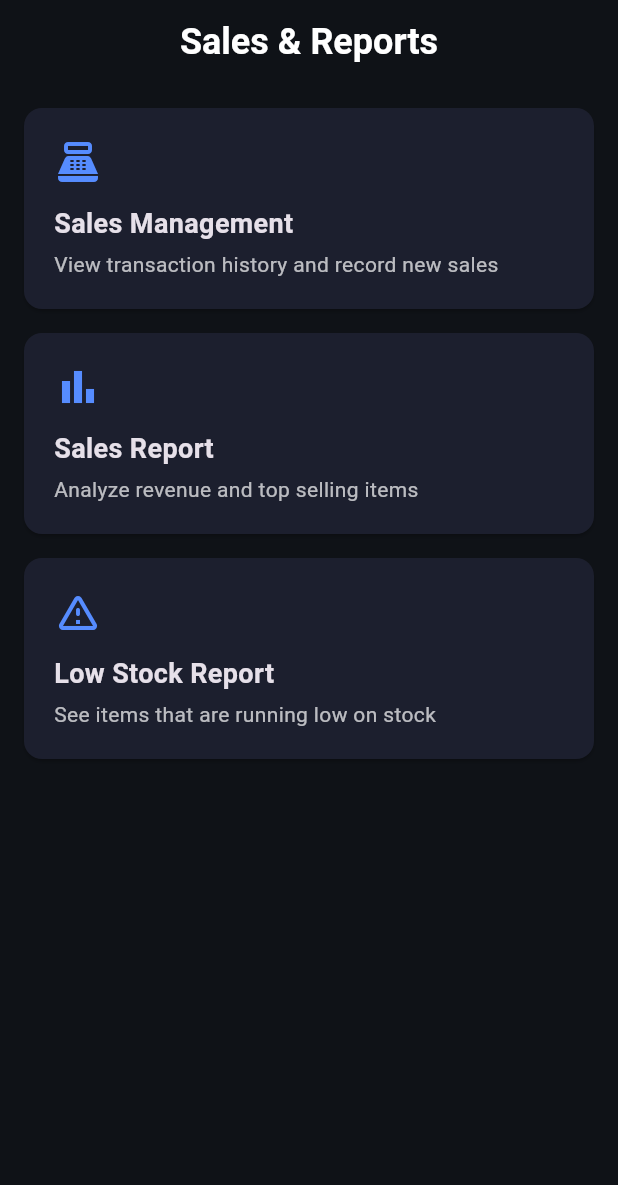
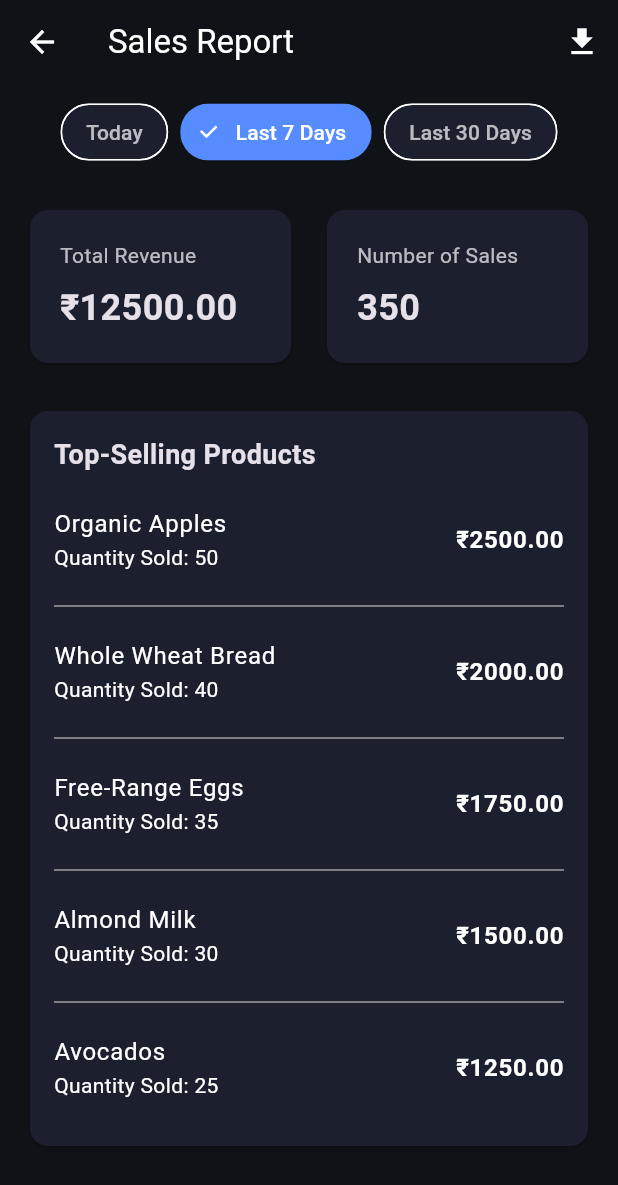
Before and after one commit to RvShivam/invento, a Flutter app: the ReportsHubScreen screen opened directly, after a tap on "Sales Report", on a phone screen of 412 x 824 dp. Shown: the top 1185 px of the screen. Run offline on Flutter 3.47's test engine with Material 3 defaults, Android fonts, the phone set to English and light mode, and no system bars; our stand-ins replace csv, fl_chart; missing offline and left inert: file_saver.

Commit message:
Sales Report

```diff
--- /dev/null
+++ b/lib/models/sales_report_data.dart
@@ -0,0 +1,27 @@
+// lib/models/sales_report_data.dart
+
+// UPDATE this model to include revenue per product
+class TopSellingProduct {
+  final String name;
+  final int quantitySold;
+  final double totalRevenue;
+
+  TopSellingProduct({
+    required this.name,
+    required this.quantitySold,
+    required this.totalRevenue,
+  });
+}
+
+// UPDATE this model to use the new product model
+class SalesReportData {
+  final double totalRevenue;
+  final int numberOfSales;
+  final List<TopSellingProduct> topSellingProducts;
+
+  SalesReportData({
+    required this.totalRevenue,
+    required this.numberOfSales,
+    required this.topSellingProducts,
+  });
+}
--- a/lib/screens/dashboard_screen.dart
+++ b/lib/screens/dashboard_screen.dart
@@ -5,6 +5,7 @@ import '../models/dashboard_data.dart';
 import '../services/dashboard_service.dart';
 import 'add_item.dart';
 import 'sales_management_screen.dart';
+import 'sales_report_screen.dart';
 
 class DashboardScreen extends StatefulWidget {
   const DashboardScreen({super.key});
@@ -130,8 +131,10 @@ class _DashboardScreenState extends State<DashboardScreen> {
             Expanded(
               child: ElevatedButton(
                 onPressed: () {
-                  // TODO: Create and navigate to SalesReportScreen
-                  // Navigator.push(context, MaterialPageRoute(builder: (context) => const SalesReportScreen()));
+                  Navigator.push(
+                    context,
+                    MaterialPageRoute(builder: (context) => const SalesReportScreen()),
+                  );
                 },
                 child: const Text('Sales Report'),
               ),
--- a/lib/screens/report_hubs_screen.dart
+++ b/lib/screens/report_hubs_screen.dart
@@ -1,9 +1,7 @@
 // lib/screens/reports_hub_screen.dart
 import 'package:flutter/material.dart';
-
 import 'sales_management_screen.dart';
-// import 'sales_report_screen.dart';
-// import 'low_stock_report_screen.dart';
+import 'sales_report_screen.dart';
 
 class ReportsHubScreen extends StatelessWidget {
   const ReportsHubScreen({super.key});
@@ -40,7 +38,11 @@ class ReportsHubScreen extends StatelessWidget {
             title: 'Sales Report',
             subtitle: 'Analyze revenue and top selling items',
             onTap: () {
-              // TODO: Navigate to SalesReportScreen
+              Navigator.of(context).push(
+                MaterialPageRoute(
+                  builder: (context) => const SalesReportScreen(),
+                ),
+              );
             },
           ),
           _buildHubCard(
--- /dev/null
+++ b/lib/screens/sales_report_screen.dart
@@ -0,0 +1,212 @@
+import 'dart:typed_data';
+import 'package:file_saver/file_saver.dart';
+import 'package:flutter/material.dart';
+import 'package:invento_app/services/report_generation_service.dart';
+import '../models/sales_report_data.dart';
+import '../services/report_service.dart';
+
+// Enum to manage the selected date range
+enum DateRange { today, last7Days, last30Days }
+
+class SalesReportScreen extends StatefulWidget {
+  const SalesReportScreen({super.key});
+
+  @override
+  State<SalesReportScreen> createState() => _SalesReportScreenState();
+}
+
+class _SalesReportScreenState extends State<SalesReportScreen> {
+  late Future<SalesReportData> _reportFuture;
+  DateRange _selectedRange = DateRange.last7Days; // Default selection
+
+  @override
+  void initState() {
+    super.initState();
+    _reportFuture = ReportService().fetchSalesReport(range: _selectedRange);
+  }
+
+  void _onDateRangeSelected(DateRange range) {
+    setState(() {
+      _selectedRange = range;
+      _reportFuture = ReportService().fetchSalesReport(range: _selectedRange);
+    });
+  }
+
+  Future<void> _downloadReport(SalesReportData data) async {
+    final csvData = ReportGenerationService().generateSalesReportCsv(data);
+    final Uint8List bytes = Uint8List.fromList(csvData.codeUnits);
+    final timestamp = DateTime.now().toIso8601String().replaceAll(':', '-');
+
+    try {
+      String? path = await FileSaver.instance.saveFile(
+        name: 'sales-report-$timestamp',
+        bytes: bytes,
+        fileExtension: 'csv',
+        mimeType: MimeType.csv,
+      );
+
+      if (mounted) {
+        ScaffoldMessenger.of(context).showSnackBar(
+          SnackBar(content: Text('Report saved successfully to $path')),
+        );
+      }
+    } catch (e) {
+      if (mounted) {
+        ScaffoldMessenger.of(context).showSnackBar(
+          SnackBar(content: Text('Error downloading report: $e')),
+        );
+      }
+    }
+  }
+
+  @override
+  Widget build(BuildContext context) {
+    return Scaffold(
+      appBar: AppBar(
+        title: const Text('Sales Report'),
+        backgroundColor: Colors.transparent,
+        actions: [
+          FutureBuilder<SalesReportData>(
+            future: _reportFuture,
+            builder: (context, snapshot) {
+              if (snapshot.hasData) {
+                return IconButton(
+                  icon: const Icon(Icons.download),
+                  onPressed: () => _downloadReport(snapshot.data!),
+                );
+              }
+              return Container();
+            },
+          ),
+        ],
+      ),
+      body: Column(
+        children: [
+          _buildDateRangeSelector(),
+          Expanded(
+            child: FutureBuilder<SalesReportData>(
+              future: _reportFuture,
+              builder: (context, snapshot) {
+                if (snapshot.connectionState == ConnectionState.waiting) {
+                  return const Center(child: CircularProgressIndicator());
+                }
+                if (snapshot.hasError) {
+                  return Center(child: Text('Error: ${snapshot.error}'));
+                }
+                if (!snapshot.hasData) {
+                  return const Center(child: Text('No report data available.'));
+                }
+
+                final reportData = snapshot.data!;
+                return ListView(
+                  padding: const EdgeInsets.all(16.0),
+                  children: [
+                    _buildMetrics(reportData),
+                    const SizedBox(height: 24),
+                    _buildTopSellingList(reportData.topSellingProducts),
+                  ],
+                );
+              },
+            ),
+          ),
+        ],
+      ),
+    );
+  }
+
+  Widget _buildDateRangeSelector() {
+    return Padding(
+      padding: const EdgeInsets.symmetric(vertical: 8.0, horizontal: 16.0),
+      child: Row(
+        mainAxisAlignment: MainAxisAlignment.center,
+        children: [
+          _buildFilterChip('Today', DateRange.today),
+          _buildFilterChip('Last 7 Days', DateRange.last7Days),
+          _buildFilterChip('Last 30 Days', DateRange.last30Days),
+        ],
+      ),
+    );
+  }
+
+  Widget _buildFilterChip(String label, DateRange value) {
+    final isSelected = _selectedRange == value;
+    return Padding(
+      padding: const EdgeInsets.symmetric(horizontal: 4.0),
+      child: ChoiceChip(
+        label: Text(label),
+        selected: isSelected,
+        onSelected: (bool selected) {
+          if (selected) _onDateRangeSelected(value);
+        },
+        backgroundColor: const Color(0xFF1C1F2E),
+        selectedColor: Theme.of(context).colorScheme.primary,
+        labelStyle: TextStyle(color: isSelected ? Colors.white : Colors.white70),
+        shape: const StadiumBorder(),
+      ),
+    );
+  }
+
+  Widget _buildMetrics(SalesReportData data) {
+    return Row(
+      children: [
+        Expanded(child: _buildMetricCard('Total Revenue', '₹${data.totalRevenue.toStringAsFixed(2)}')),
+        const SizedBox(width: 16),
+        Expanded(child: _buildMetricCard('Number of Sales', data.numberOfSales.toString())),
+      ],
+    );
+  }
+
+  Widget _buildMetricCard(String title, String value) {
+    return Card(
+      color: const Color(0xFF1C1F2E),
+      child: Padding(
+        padding: const EdgeInsets.all(20.0),
+        child: Column(
+          crossAxisAlignment: CrossAxisAlignment.start,
+          children: [
+            Text(title, style: const TextStyle(color: Colors.white70, fontSize: 14)),
+            const SizedBox(height: 8),
+            Text(value, style: const TextStyle(fontSize: 24, fontWeight: FontWeight.bold)),
+          ],
+        ),
+      ),
+    );
+  }
+
+  Widget _buildTopSellingList(List<TopSellingProduct> products) {
+    return Card(
+      color: const Color(0xFF1C1F2E),
+      child: Padding(
+        padding: const EdgeInsets.all(16.0),
+        child: Column(
+          crossAxisAlignment: CrossAxisAlignment.start,
+          children: [
+            const Text(
+              'Top-Selling Products',
+              style: TextStyle(fontSize: 18, fontWeight: FontWeight.bold),
+            ),
+            const SizedBox(height: 8),
+            ListView.separated(
+              itemCount: products.length,
+              shrinkWrap: true,
+              physics: const NeverScrollableScrollPhysics(),
+              separatorBuilder: (context, index) => const Divider(color: Colors.grey),
+              itemBuilder: (context, index) {
+                final product = products[index];
+                return ListTile(
+                  contentPadding: EdgeInsets.zero,
+                  title: Text(product.name),
+                  subtitle: Text('Quantity Sold: ${product.quantitySold}'),
+                  trailing: Text(
+                    '₹${product.totalRevenue.toStringAsFixed(2)}',
+                    style: const TextStyle(fontSize: 16, fontWeight: FontWeight.bold),
+                  ),
+                );
+              },
+            ),
+          ],
+        ),
+      ),
+    );
+  }
+}
--- /dev/null
+++ b/lib/services/report_generation_service.dart
@@ -0,0 +1,36 @@
+// lib/services/report_generation_service.dart
+import 'package:csv/csv.dart';
+import '../models/sales_report_data.dart';
+
+class ReportGenerationService {
+  // Converts the report data into a CSV formatted string
+  String generateSalesReportCsv(SalesReportData data) {
+    // Define the header row
+    final List<String> header = [
+      'Product Name',
+      'Quantity Sold',
+      'Total Revenue'
+    ];
+
+    // Create a list of rows, starting with the header
+    List<List<dynamic>> rows = [header];
+
+    // Add a row for each top-selling product
+    for (var product in data.topSellingProducts) {
+      rows.add([
+        product.name,
+        product.quantitySold,
+        product.totalRevenue,
+      ]);
+    }
+
+    // Add summary rows at the end
+    rows.add([]); // Add an empty row for spacing
+    rows.add(['Summary', '']);
+    rows.add(['Total Revenue', data.totalRevenue]);
+    rows.add(['Number of Sales', data.numberOfSales]);
+
+    // Use the csv package to convert the list of lists into a CSV string
+    return const ListToCsvConverter().convert(rows);
+  }
+}
--- /dev/null
+++ b/lib/services/report_service.dart
@@ -0,0 +1,49 @@
+// lib/services/report_service.dart
+import '../models/sales_report_data.dart';
+
+// Import the DateRange enum from your sales_report_screen
+import '../screens/sales_report_screen.dart';
+
+class ReportService {
+  // The method now accepts a DateRange
+  Future<SalesReportData> fetchSalesReport({required DateRange range}) async {
+    await Future.delayed(const Duration(milliseconds: 500)); // Simulate network delay
+
+    // Return different data based on the selected range
+    switch (range) {
+      case DateRange.today:
+        return SalesReportData(
+          totalRevenue: 1250.00,
+          numberOfSales: 15,
+          topSellingProducts: [
+            TopSellingProduct(name: 'Organic Apples', quantitySold: 5, totalRevenue: 250.00),
+            TopSellingProduct(name: 'Avocados', quantitySold: 4, totalRevenue: 200.00),
+          ],
+        );
+      case DateRange.last7Days:
+        return SalesReportData(
+          totalRevenue: 12500.00,
+          numberOfSales: 350,
+          topSellingProducts: [
+            TopSellingProduct(name: 'Organic Apples', quantitySold: 50, totalRevenue: 2500.00),
+            TopSellingProduct(name: 'Whole Wheat Bread', quantitySold: 40, totalRevenue: 2000.00),
+            TopSellingProduct(name: 'Free-Range Eggs', quantitySold: 35, totalRevenue: 1750.00),
+            TopSellingProduct(name: 'Almond Milk', quantitySold: 30, totalRevenue: 1500.00),
+            TopSellingProduct(name: 'Avocados', quantitySold: 25, totalRevenue: 1250.00),
+          ],
+        );
+      case DateRange.last30Days:
+        return SalesReportData(
+          totalRevenue: 55200.00,
+          numberOfSales: 1240,
+          topSellingProducts: [
+            TopSellingProduct(name: 'Whole Wheat Bread', quantitySold: 180, totalRevenue: 9000.00),
+            TopSellingProduct(name: 'Organic Apples', quantitySold: 150, totalRevenue: 7500.00),
+            TopSellingProduct(name: 'Almond Milk', quantitySold: 120, totalRevenue: 6000.00),
+            TopSellingProduct(name: 'Free-Range Eggs', quantitySold: 110, totalRevenue: 5500.00),
+            TopSellingProduct(name: 'Chicken Breast', quantitySold: 95, totalRevenue: 4750.00),
+          ],
+        );
+    }
+  }
+}
--- a/pubspec.yaml
+++ b/pubspec.yaml
@@ -40,7 +40,8 @@ dev_dependencies:
     sdk: flutter
   fl_chart: ^0.68.0
   http: ^1.2.1
-
+  file_saver: ^0.3.1
+  csv: ^6.0.0
   # The "flutter_lints" package below contains a set of recommended lints to
   # encourage good coding practices. The lint set provided by the package is
   # activated in the `analysis_options.yaml` file located at the root of your
```
Also changed, not shown: pubspec.lock, 5 other files.
